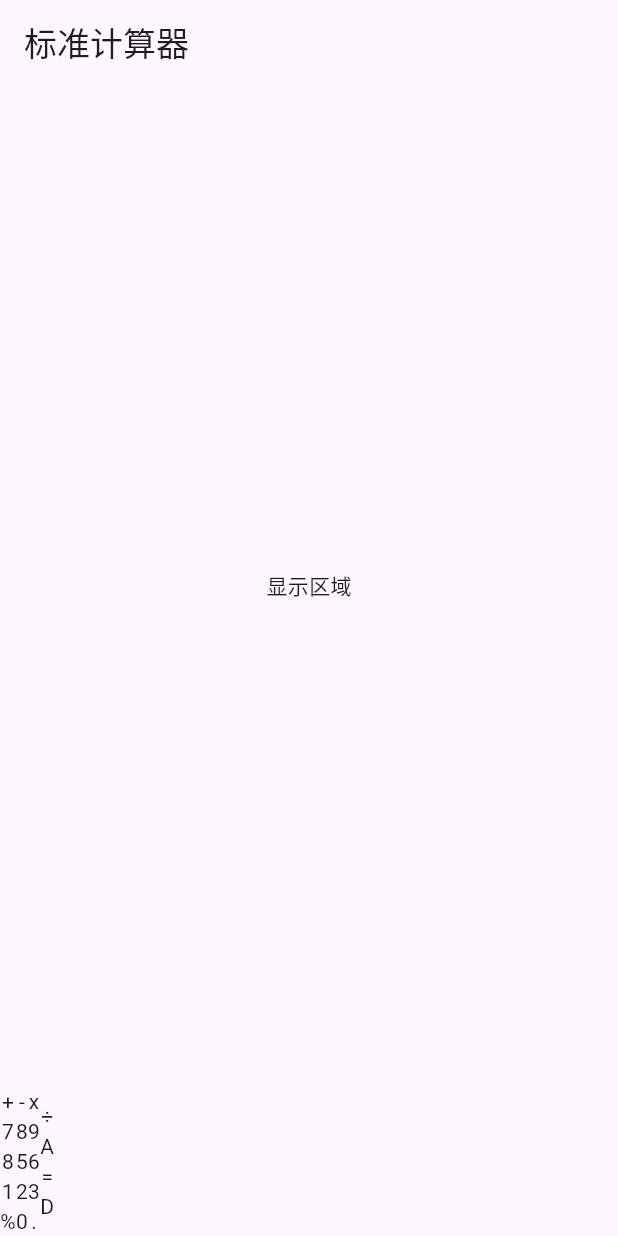
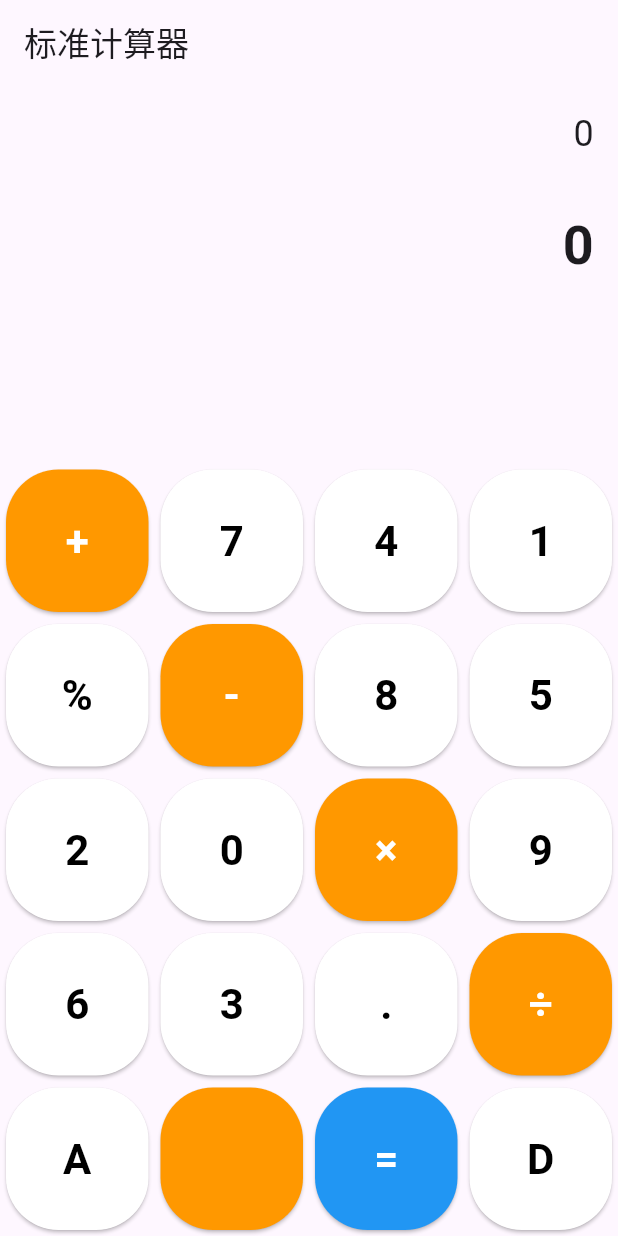
Before and after one commit to Apeknockcode/ApplicationComputer, a Flutter app: the screen it shows after launch, on a phone screen of 412 x 824 dp. Run offline on Flutter 3.47's test engine with Material 3 defaults, Android fonts, the phone set to English and light mode, and no system bars.

Commit message:
粗糙的计算逻辑阶段

```diff
--- a/computer-demo/computer_application_1/lib/calculatorApp.dart
+++ b/computer-demo/computer_application_1/lib/calculatorApp.dart
@@ -1,4 +1,5 @@
 import 'package:flutter/material.dart';
+import "./cal.dart";
 
 class CalculatorApp extends StatefulWidget {
   const CalculatorApp({super.key});
@@ -8,67 +9,132 @@ class CalculatorApp extends StatefulWidget {
 }
 
 class _CalculatorAppState extends State<CalculatorApp> {
+  final Cal _cal = Cal();
+  List<String> numberKey = [
+    '+', '7', '4', '1', '%', //
+    '-', '8', '5', '2', '0', //
+    '×', '9', '6', '3', '.', //
+    '÷', 'A', '', '=', 'D' //
+  ];
 
-  List<String> numberKey = [
-    '7','8','9',
-    '6','5','4',
-    '3','2','1',
-  ];
+  void _ClickButton(String key) {
+    _cal.addKeys(key);
+  }
+
+// 优化按钮样式
+  Widget _buildButton(String key) {
+    Color backgroundColor;
+    Color textColor = Colors.black;
+
+    // 设置不同类型按钮的样式
+    if ('+-×÷'.contains(key)) {
+      backgroundColor = Colors.orange;
+      textColor = Colors.white;
+    } else if ('C()⌫'.contains(key)) {
+      backgroundColor = Colors.grey[300]!;
+    } else if (key == '=') {
+      backgroundColor = Colors.blue;
+      textColor = Colors.white;
+    } else {
+      backgroundColor = Colors.white;
+    }
+
+    return SizedBox(
+      width: 70,
+      height: 70,
+      child: Padding(
+        padding: const EdgeInsets.all(4.0),
+        child: ElevatedButton(
+          style: ElevatedButton.styleFrom(
+            backgroundColor: backgroundColor,
+            shape: RoundedRectangleBorder(
+              borderRadius: BorderRadius.circular(35),
+            ),
+          ),
+          onPressed: () => setState(() => _cal.addKeys(key)),
+          child: Text(
+            key,
+            style: TextStyle(
+              fontSize: 28,
+              color: textColor,
+              fontWeight: FontWeight.bold,
+            ),
+          ),
+        ),
+      ),
+    );
+  }
+
+  Widget _buildLayoutButton() {
+    return GridView.builder(
+      shrinkWrap: true,
+      physics: NeverScrollableScrollPhysics(),
+      gridDelegate: SliverGridDelegateWithFixedCrossAxisCount(
+        crossAxisCount: 4,
+        childAspectRatio: 1,
+      ),
+      itemCount: numberKey.length,
+      itemBuilder: (context, index) => _buildButton(numberKey[index]),
+    );
+  }
+
+  // Widget _buildLayoutButton() {
+  //   final List<Widget> LayoutButton = [];
+  //   List<Widget> ButtonList = [];
+  //   for (var i = 0; i < numberKey.length; i++) {
+  //     var key = numberKey[i];
+  //     ButtonList.add(SizedBox(
+  //       width: 70,
+  //       height: 70,
+  //       child: ElevatedButton(
+  //           onPressed: () {
+  //             _ClickButton(key);
+  //           },
+  //           child: Text(key, style: TextStyle(fontSize: 32))),
+  //     ));
+  //     if ((i + 1) % 5 == 0) {
+  //       LayoutButton.add(Column(
+  //           mainAxisAlignment: MainAxisAlignment.spaceBetween,
+  //           children: ButtonList));
+  //       ButtonList = [];
+  //     }
+  //   }
+  //   return Row(
+  //       mainAxisAlignment: MainAxisAlignment.spaceAround,
+  //       children: LayoutButton);
+  // }
+
   @override
   Widget build(BuildContext context) {
     return Scaffold(
-      appBar: AppBar(
-        title:Text('标准计算器')
-      ),
+      appBar: AppBar(title: Text('标准计算器')),
       body: Column(
         children: [
-          Expanded(child: Container(
-            child:Center(
-              child: Text('显示区域'),
-            )
+          Expanded(
+              child: Column(
+            children: [
+              // 显示表达式
+              Container(
+                padding: EdgeInsets.all(16),
+                alignment: Alignment.centerRight,
+                child: Text(
+                  _cal.expression,
+                  style: TextStyle(fontSize: 24),
+                ),
+              ),
+              // 显示结果
+              Container(
+                padding: EdgeInsets.all(16),
+                alignment: Alignment.centerRight,
+                child: Text(
+                  _cal.result,
+                  style: TextStyle(fontSize: 36, fontWeight: FontWeight.bold),
+                ),
+              ),
+            ],
           )),
           Container(
-            child: Row(
-              children: [
-                Column(
-                  children: [
-                    Text("+"),
-                    Text("7"),
-                    Text("8"),
-                    Text("1"),
-                    Text('%')
-                  ],
-                ),
-                Column(
-                  children: [
-                    Text("-"),
-                    Text("8"),
-                    Text("5"),
-                    Text("2"),
-                    Text('0')
-
-                  ],
-                ),
-                Column(
-                  children: [
-                    Text("x"),
-                    Text("9"),
-                    Text("6"),
-                    Text('3'),
-                    Text('.')
-
-                  ],
-                ),
-                Column(
-                  children: [
-                    Text("÷"),
-                    Text("A"),
-                    Text('='),
-                    Text("D"),
-                  ],
-                )
-              ],
-            ),
+            child: _buildLayoutButton(),
           )
         ],
       ),
```
Also changed, not shown: computer-demo/computer_application_1/lib/cal.dart (added, +154 -0 lines), 1 other file.
